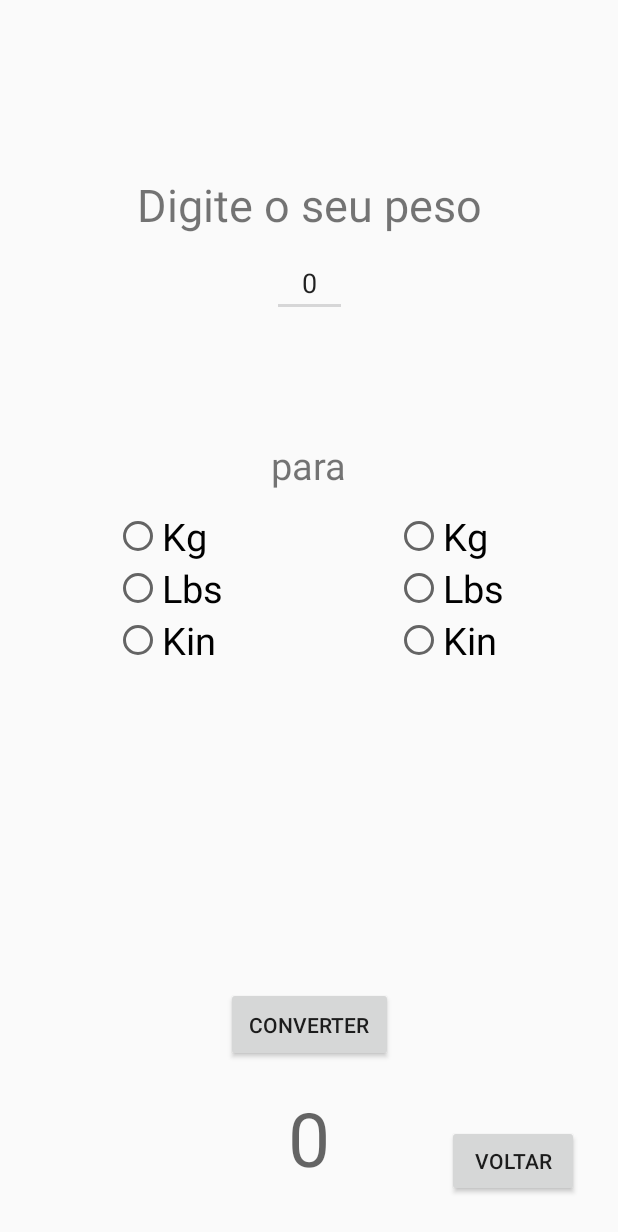
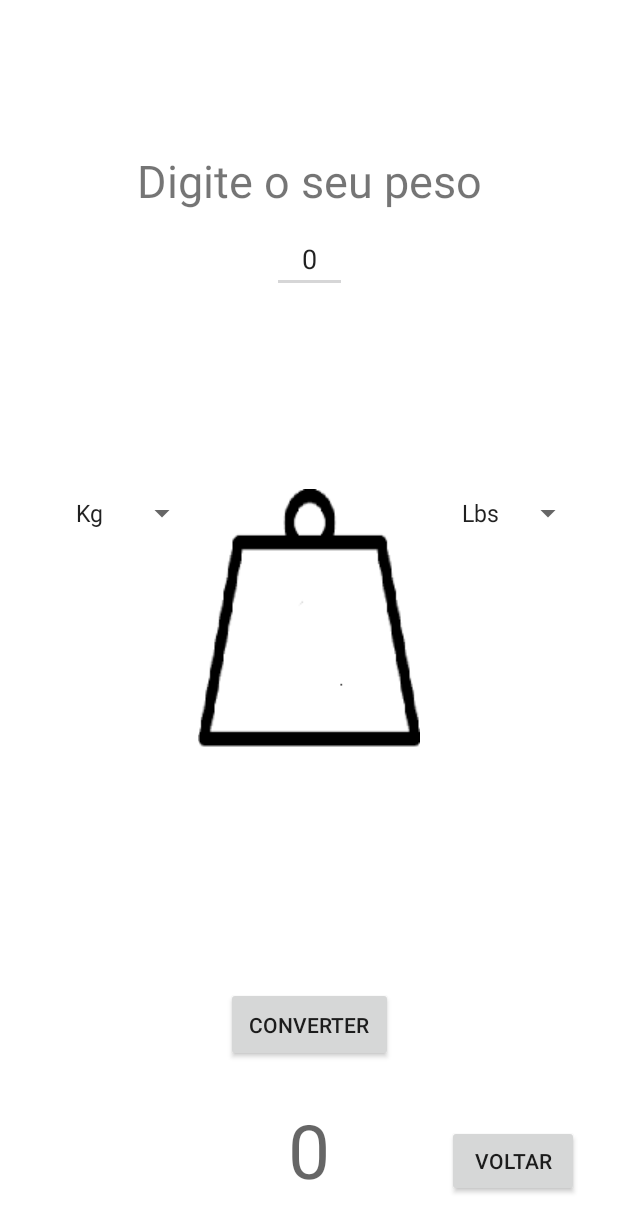
Before and after one commit to HenriqueFQuick/Projeto-AndroidStudio----Conversao, an Android app: the Peso screen opened directly, with no data from a screen before it, on a phone screen of 412 x 824 dp. Shown: the top 1232 px of the screen. Run offline under Robolectric (Android 15) with nearby library versions, the phone set to English and light mode, and no system bars; Roboto replaces fonts that are not available here.

Commit message:
Troca de RadioGroup para Spinner no Peso e adicionado Imagem no peso

```diff
--- a/app/src/main/java/com/example/conversao_temperaturas/Altura.kt
+++ b/app/src/main/java/com/example/conversao_temperaturas/Altura.kt
@@ -34,9 +34,7 @@
         when(parent?.id) {
             R.id.spinner_Altura1 -> opcao1 = parent?.getItemAtPosition(position).toString()
             R.id.spinner_Altura2 -> opcao2 = parent?.getItemAtPosition(position).toString()
-            else -> {
-
-            }
+            else -> Toast.makeText(this, "Opcao Invalida", Toast.LENGTH_LONG).show()
         }
     }
 
--- a/app/src/main/java/com/example/conversao_temperaturas/Distancia.kt
+++ b/app/src/main/java/com/example/conversao_temperaturas/Distancia.kt
@@ -25,7 +25,7 @@
             //calculo da distancia para cada opcao apresentada
             tmp1 = when (radio.id) {
                 R.id.op_miles1 -> 1 //Convertendo a partir de miles
-                R.id.op_Kg1 -> 2    //Convertendo a partir de Km
+                R.id.op_Km1 -> 2    //Convertendo a partir de Km
                 else -> {
                     //Evitando erros ( improvavel de cair aqui)
                     Toast.makeText(this, "Opcao Invalida", Toast.LENGTH_SHORT).show()
@@ -40,7 +40,7 @@
             //calculo da distancia para cada opcao apresentada
             tmp2 = when (radio.id) {
                 R.id.op_miles2 -> 1 //Convertendo para miles
-                R.id.op_Kg2 -> 2    //Convertendo para Km
+                R.id.op_Km2 -> 2    //Convertendo para Km
                 else -> {
                     //Evitando erros ( improvavel de cair aqui)
                     Toast.makeText(this, "Opcao Invalida", Toast.LENGTH_SHORT).show()
--- a/app/src/main/java/com/example/conversao_temperaturas/Peso.kt
+++ b/app/src/main/java/com/example/conversao_temperaturas/Peso.kt
@@ -4,57 +4,51 @@
 import android.support.v7.app.AppCompatActivity
 import android.os.Bundle
 import android.view.View
-import android.widget.RadioButton
+import android.widget.AdapterView
+import android.widget.ArrayAdapter
 import android.widget.Toast
+import kotlinx.android.synthetic.main.activity_altura.*
 import kotlinx.android.synthetic.main.activity_peso.*
 import kotlinx.android.synthetic.main.activity_peso.btn_Converter_Peso
 import kotlinx.android.synthetic.main.activity_peso.btn_voltar_Peso_Main
-import kotlinx.android.synthetic.main.activity_peso.radioGroup_Peso1
 
-class Peso : AppCompatActivity(), View.OnClickListener {
+class Peso : AppCompatActivity(), View.OnClickListener, AdapterView.OnItemSelectedListener {
 
-    private var tmp1 : Int = 0
-    private var tmp2 : Int = 0
+    private var tmp1 : String = ""
+    private var tmp2 : String = ""
 
     override fun onCreate(savedInstanceState: Bundle?) {
         super.onCreate(savedInstanceState)
         setContentView(R.layout.activity_peso)
 
-        //verifica constantemente se o radiogroup foi alterado
-        radioGroup_Peso1.setOnCheckedChangeListener { _ , checkedId ->
-            val radio: RadioButton = findViewById(checkedId)
-            //calculo do peso para cada opcao apresentada
-            tmp1 = when (radio.id) {
-                R.id.op_lbs1 -> 1  //Convertendo a partir de lbs
-                R.id.op_kin1 -> 2  //Convertendo a partir de kin
-                R.id.op_Kg1  -> 3  //Convertendo a partir de kg
-                else -> {
-                    //Evitando erros ( improvavel de cair aqui)
-                    Toast.makeText(this, "Opcao Invalida", Toast.LENGTH_SHORT).show()
-                    0
-                }
-            }
+        ArrayAdapter.createFromResource(this, R.array.opcoes_Peso1, android.R.layout.simple_spinner_item).also{ adapter ->
+            adapter.setDropDownViewResource(android.R.layout.simple_spinner_dropdown_item)
+            spinner_Peso1.adapter = adapter
         }
-
-        //verifica constantemente se o radiogroup foi alterado
-        radioGroup_Peso2.setOnCheckedChangeListener { _ , checkedId ->
-            val radio: RadioButton = findViewById(checkedId)
-            //calculo do peso para cada opcao apresentada
-            tmp2 = when (radio.id) {
-                R.id.op_lbs2 -> 1  //Convertendo para lbs
-                R.id.op_kin2 -> 2  //Convertendo para kin
-                R.id.op_Kg2  -> 3  //Convertendo para kg
-                else -> {
-                    //Evitando erros ( improvavel de cair aqui)
-                    Toast.makeText(this, "Opcao Invalida", Toast.LENGTH_SHORT).show()
-                    0
-                }
-            }
+        ArrayAdapter.createFromResource(this, R.array.opcoes_Peso2, android.R.layout.simple_spinner_item).also{ adapter ->
+            adapter.setDropDownViewResource(android.R.layout.simple_spinner_dropdown_item)
+            spinner_Peso2.adapter = adapter
         }
 
         btn_Converter_Peso.setOnClickListener(this)
         btn_voltar_Peso_Main.setOnClickListener(this)
+        spinner_Peso1.onItemSelectedListener = this
+        spinner_Peso2.onItemSelectedListener = this
     }
+
+    override fun onItemSelected(parent: AdapterView<*>?, view: View?, position: Int, id: Long) {
+        when(parent?.id){
+            R.id.spinner_Peso1 -> tmp1 = parent.getItemAtPosition(position).toString()
+            R.id.spinner_Peso2 -> tmp2 = parent.getItemAtPosition(position).toString()
+            else -> Toast.makeText(this, "Opcao Invalida", Toast.LENGTH_LONG).show()
+        }
+    }
+
+    override fun onNothingSelected(parent: AdapterView<*>?) {
+        tmp1 = "Kg"
+        tmp2 = "Lbs"
+    }
+
 
     override fun onClick(v: View?){
 
@@ -69,34 +63,33 @@
         var result : String = ""
 
         result = when (tmp1) {
-            1 -> {  //Lbs
+            "Lbs" -> {  //Lbs
                 when(tmp2){
-                    1 -> temp.toString()             //lbs para lbs
-                    2 -> (temp!! / 1.322).toString() //lbs para kin
-                    3 -> (temp!! / 2.205).toString() //lbs para kg
+                    "Lbs"   -> temp.toString()             //lbs para lbs
+                    "Kin"   -> (temp!! / 1.322).toString() //lbs para kin
+                    "Kg"    -> (temp!! / 2.205).toString() //lbs para kg
                     else ->{
                         Toast.makeText(this, "Selecione uma opcao", Toast.LENGTH_LONG).show()
                         "0" //Se nao foi selecionada uma medida para conversao
                     }
                 }
             }
-            2 -> { //Kin
+            "Kin" -> { //Kin
                 when(tmp2){
-                    1 -> (temp!! * 1.322).toString()      //kin para lbs
-                    2 -> temp.toString()                  //kin para kin
-                    3 -> (temp!! / 1.66666667).toString() //kin para kg
+                    "Lbs"   -> (temp!! * 1.322).toString()      //kin para lbs
+                    "Kin"   -> temp.toString()                  //kin para kin
+                    "Kg"    -> (temp!! / 1.66666667).toString() //kin para kg
                     else ->{
                         Toast.makeText(this, "Selecione uma opcao", Toast.LENGTH_LONG).show()
                         "0" //Se nao foi selecionada uma medida para conversao
                     }
                 }
             }
-            3 -> {  //Kg
-                (temp!! * 2.205).toString()
+            "Kg" -> {  //Kg
                 when(tmp2){
-                    1 -> (temp!! * 2.205).toString()      //Kg para lbs
-                    2 -> (temp!! * 1.66666667).toString() //Kg para kin
-                    3 -> temp.toString()                  //Kg para Kg
+                    "Lbs"   -> (temp!! * 2.205).toString()      //Kg para lbs
+                    "Kin"   -> (temp!! * 1.66666667).toString() //Kg para kin
+                    "Kg"    -> temp.toString()                  //Kg para Kg
                     else ->{
                         Toast.makeText(this, "Selecione uma opcao", Toast.LENGTH_LONG).show()
                         "0" //Se nao foi selecionada uma medida para conversao
--- a/app/src/main/res/layout/activity_peso.xml
+++ b/app/src/main/res/layout/activity_peso.xml
@@ -6,7 +6,7 @@
         android:layout_width="match_parent"
         android:layout_height="match_parent"
         tools:context=".Peso"
-        android:layout_margin="16dp">
+        android:background="#FFF">
 
     <TextView android:layout_width="match_parent"
               android:layout_height="wrap_content"
@@ -14,6 +14,8 @@
               app:layout_constraintRight_toRightOf="parent"
               app:layout_constraintTop_toTopOf="parent"
               android:layout_marginTop="100dp"
+              android:layout_marginLeft="16dp"
+              android:layout_marginRight="16dp"
               android:text="Digite o seu peso"
               android:textAlignment="center"
               android:textSize="30sp"/>
@@ -29,83 +31,34 @@
               android:textAlignment="center"
               android:inputType="numberDecimal"/>
 
-    <TextView android:layout_width="wrap_content"
-              android:layout_height="wrap_content"
-              app:layout_constraintTop_toBottomOf="@id/edt_Peso"
-              app:layout_constraintBottom_toBottomOf="parent"
-              app:layout_constraintLeft_toRightOf="@id/radioGroup_Peso1"
-              app:layout_constraintRight_toLeftOf="@+id/radioGroup_Peso2"
-              android:layout_marginBottom="400dp"
-              android:text="para"
-              android:textSize="25sp"/>
-
-    <RadioGroup
+    <Spinner android:id="@+id/spinner_Peso1"
              android:layout_width="wrap_content"
              android:layout_height="wrap_content"
-            app:layout_constraintStart_toStartOf="parent"
+             app:layout_constraintRight_toLeftOf="@id/termometro"
              app:layout_constraintTop_toTopOf="parent"
              app:layout_constraintBottom_toBottomOf="parent"
-            android:layout_marginLeft="60dp"
-            android:layout_marginBottom="40dp"
-            android:id="@+id/radioGroup_Peso1">
+             android:layout_marginBottom="140dp"/>
 
-        <RadioButton android:layout_width="wrap_content"
-                     android:layout_height="wrap_content"
-                     android:checked="false"
-                     android:id="@+id/op_Kg1"
-                     android:text="Kg"
-                     android:textSize="25sp"/>
-
-        <RadioButton android:layout_width="wrap_content"
-                     android:layout_height="wrap_content"
-                     android:checked="false"
-                     android:id="@+id/op_lbs1"
-                     android:text="Lbs"
-                     android:textSize="25sp"/>
-
-        <RadioButton android:layout_width="wrap_content"
-                     android:layout_height="wrap_content"
-                     android:checked="false"
-                     android:id="@+id/op_kin1"
-                     android:text="Kin"
-                     android:textSize="25sp"/>
-
-
-    </RadioGroup>
-
-    <RadioGroup
+    <Spinner android:id="@+id/spinner_Peso2"
              android:layout_width="wrap_content"
              android:layout_height="wrap_content"
-            app:layout_constraintEnd_toEndOf="parent"
+             app:layout_constraintLeft_toRightOf="@id/termometro"
+             app:layout_constraintBottom_toBottomOf="parent"
              app:layout_constraintTop_toTopOf="parent"
+             android:layout_marginBottom="140dp"
+    android:layout_marginLeft="20dp"/>
+
+    <ImageView android:id="@+id/termometro"
+               android:layout_width="wrap_content"
+               android:layout_height="wrap_content"
+               app:layout_constraintLeft_toLeftOf="parent"
+               app:layout_constraintRight_toRightOf="parent"
                app:layout_constraintBottom_toBottomOf="parent"
-            android:layout_marginRight="60dp"
-            android:layout_marginBottom="40dp"
-            android:id="@+id/radioGroup_Peso2">
+               app:layout_constraintTop_toTopOf="parent"
+               android:layout_marginLeft="16dp"
+               android:layout_marginRight="16dp"
+               android:src="@drawable/peso"/>
 
-        <RadioButton android:layout_width="wrap_content"
-                     android:layout_height="wrap_content"
-                     android:checked="false"
-                     android:id="@+id/op_Kg2"
-                     android:text="Kg"
-                     android:textSize="25sp"/>
-
-        <RadioButton android:layout_width="wrap_content"
-                     android:layout_height="wrap_content"
-                     android:checked="false"
-                     android:id="@+id/op_lbs2"
-                     android:text="Lbs"
-                     android:textSize="25sp"/>
-
-        <RadioButton android:layout_width="wrap_content"
-                     android:layout_height="wrap_content"
-                     android:checked="false"
-                     android:id="@+id/op_kin2"
-                     android:text="Kin"
-                     android:textSize="25sp"/>
-
-
-    </RadioGroup>
 
     <Button android:id="@+id/btn_Converter_Peso"
             android:layout_width="wrap_content"
@@ -115,7 +68,9 @@
             app:layout_constraintBottom_toBottomOf="parent"
             android:text="Converter"
             android:padding="15dp"
-            android:layout_marginBottom="100dp"/>
+            android:layout_marginBottom="116dp"
+            android:layout_marginLeft="16dp"
+            android:layout_marginRight="16dp"/>
 
     <TextView android:id="@+id/txt_Resultado_Peso"
               android:layout_width="wrap_content"
@@ -126,15 +81,18 @@
               app:layout_constraintRight_toRightOf="parent"
               android:hint="0"
               android:textSize="50sp"
-              android:textAlignment="center"/>
+              android:textAlignment="center"
+              android:layout_marginLeft="16dp"
+              android:layout_marginRight="16dp"/>
 
     <Button android:id="@+id/btn_voltar_Peso_Main"
             android:layout_width="wrap_content"
             android:layout_height="wrap_content"
             app:layout_constraintRight_toRightOf="parent"
             app:layout_constraintBottom_toBottomOf="parent"
-            android:layout_marginBottom="10dp"
-            android:layout_marginRight="10dp"
+            android:layout_marginBottom="26dp"
+            android:layout_marginLeft="16dp"
+            android:layout_marginRight="26dp"
             android:text="Voltar"/>
 
 </android.support.constraint.ConstraintLayout>
--- a/app/src/main/res/values/strings.xml
+++ b/app/src/main/res/values/strings.xml
@@ -8,4 +8,14 @@
         <item>Foot</item>
         <item>Cm</item>
     </string-array>
+    <string-array name="opcoes_Peso1">
+        <item>Kg</item>
+        <item>Lbs</item>
+        <item>Kin</item>
+    </string-array>
+    <string-array name="opcoes_Peso2">
+        <item>Lbs</item>
+        <item>Kg</item>
+        <item>Kin</item>
+    </string-array>
 </resources>
```
Also changed, not shown: app/src/main/res/layout/activity_altura.xml (+4 -4 lines), app/src/main/res/drawable/peso.png (added), app/src/main/res/drawable/regua.png (added), app/src/main/res/drawable/termometro.png (added). Lines whose indentation alone changed are shown as unchanged.
